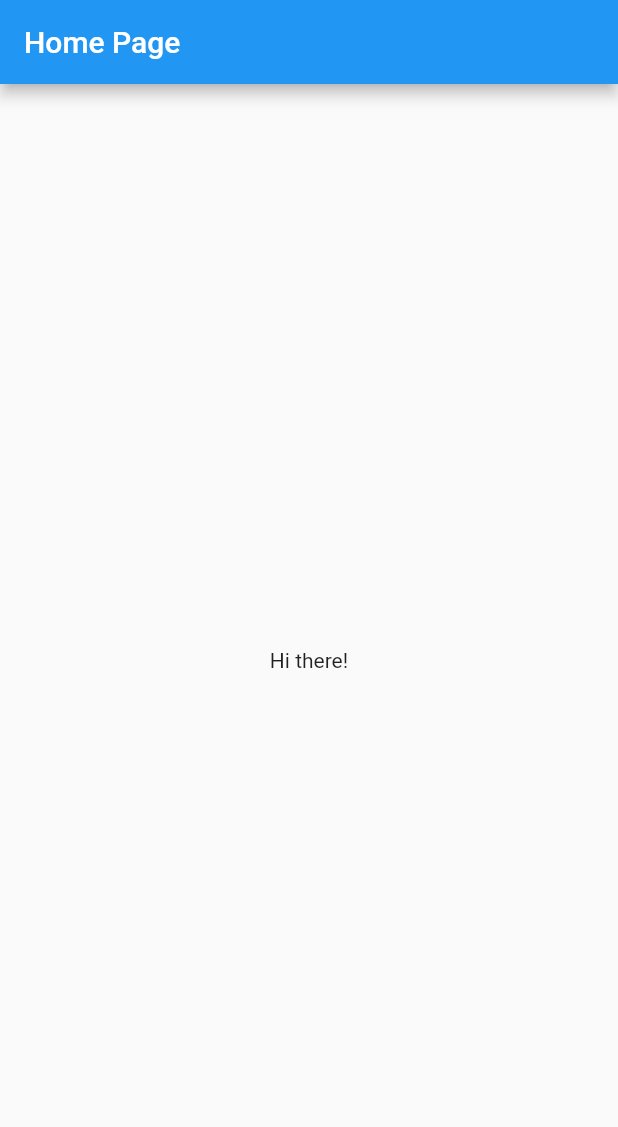
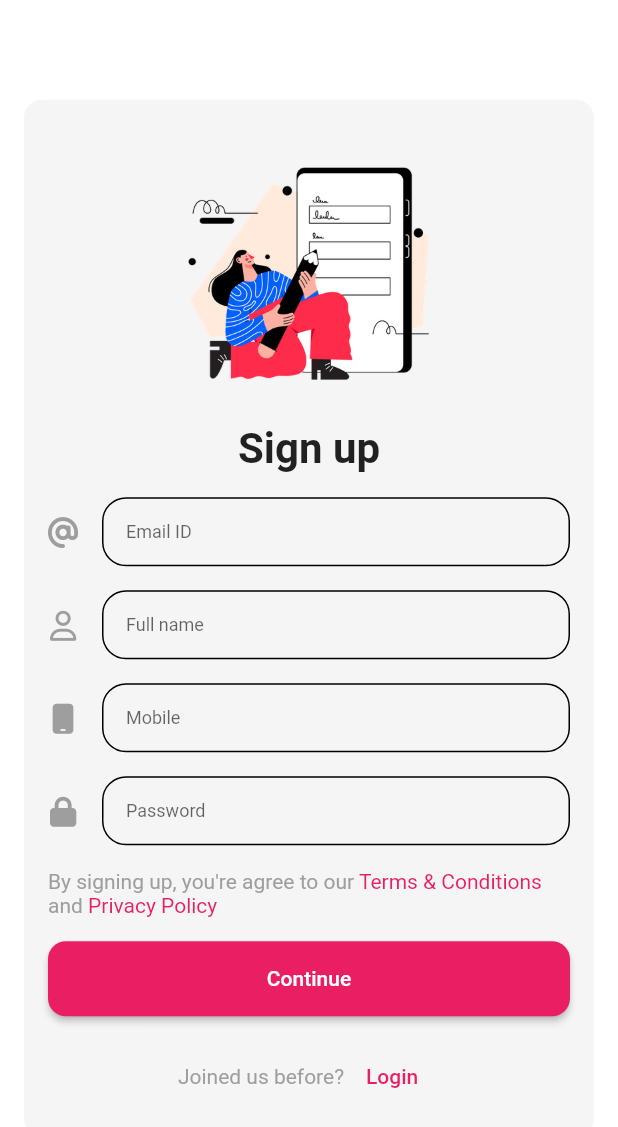
Before and after one commit to sayedi-sm/mcit_hw_app, a Flutter app: the screen it shows after launch, on a phone screen of 412 x 824 dp. Shown: the top 1127 px of the screen. Run offline on Flutter 3.47's test engine with Material 2 defaults, Android fonts, the light colour scheme and no system bars; our stand-ins replace font_awesome_flutter.

Commit message:
Sign up screen

```diff
--- /dev/null
+++ b/lib/login_page.dart
@@ -0,0 +1,238 @@
+import 'dart:async';
+
+import 'package:flutter/material.dart';
+import 'package:font_awesome_flutter/font_awesome_flutter.dart';
+
+class LoginPage extends StatefulWidget {
+  LoginPage({Key? key}) : super(key: key);
+
+  @override
+  State<LoginPage> createState() => _LoginPageState();
+}
+
+class _LoginPageState extends State<LoginPage> {
+  bool _isLoading = false;
+
+  @override
+  Widget build(BuildContext context) {
+    return Scaffold(
+      backgroundColor: Colors.white,
+      body: SafeArea(
+        child: Center(
+          child: SingleChildScrollView(
+            child: Container(
+              padding: const EdgeInsets.all(16.0),
+              margin: const EdgeInsets.all(16.0),
+              alignment: Alignment.center,
+              decoration: BoxDecoration(
+                color: Colors.grey.shade100,
+                borderRadius: BorderRadius.circular(12),
+              ),
+              child: Column(
+                children: [
+                  Image.asset(
+                    'assets/images/signin.png',
+                    width: 200,
+                    height: 200,
+                  ),
+                  const Text(
+                    'Sign up',
+                    style: TextStyle(fontSize: 28, fontWeight: FontWeight.bold),
+                  ),
+                  const SizedBox(height: 16),
+                  Row(
+                    children: [
+                      const Icon(
+                        FontAwesomeIcons.at,
+                        color: Colors.grey,
+                        size: 20,
+                      ),
+                      const SizedBox(width: 16),
+                      Expanded(
+                        child: TextField(
+                          style: const TextStyle(fontSize: 12),
+                          cursorColor: Colors.pink,
+                          keyboardType: TextInputType.emailAddress,
+                          decoration: InputDecoration(
+                            isDense: true,
+                            contentPadding: const EdgeInsets.symmetric(
+                                vertical: 16, horizontal: 16),
+                            hintText: 'Email ID',
+                            focusColor: Colors.pink,
+                            enabledBorder: OutlineInputBorder(
+                              borderRadius: BorderRadius.circular(16),
+                            ),
+                            focusedBorder: OutlineInputBorder(
+                                borderRadius: BorderRadius.circular(16),
+                                borderSide:
+                                    const BorderSide(color: Colors.pink)),
+                          ),
+                        ),
+                      )
+                    ],
+                  ),
+                  const SizedBox(height: 16),
+                  Row(
+                    children: [
+                      const Icon(
+                        FontAwesomeIcons.user,
+                        color: Colors.grey,
+                        size: 20,
+                      ),
+                      const SizedBox(width: 16),
+                      Expanded(
+                        child: TextField(
+                          style: const TextStyle(fontSize: 12),
+                          cursorColor: Colors.pink,
+                          decoration: InputDecoration(
+                            isDense: true,
+                            contentPadding: const EdgeInsets.symmetric(
+                                vertical: 16, horizontal: 16),
+                            hintText: 'Full name',
+                            focusColor: Colors.pink,
+                            enabledBorder: OutlineInputBorder(
+                              borderRadius: BorderRadius.circular(16),
+                            ),
+                            focusedBorder: OutlineInputBorder(
+                              borderRadius: BorderRadius.circular(16),
+                              borderSide: const BorderSide(color: Colors.pink),
+                            ),
+                          ),
+                        ),
+                      )
+                    ],
+                  ),
+                  const SizedBox(height: 16),
+                  Row(
+                    children: [
+                      const Icon(
+                        FontAwesomeIcons.mobile,
+                        color: Colors.grey,
+                        size: 20,
+                      ),
+                      const SizedBox(width: 16),
+                      Expanded(
+                        child: TextField(
+                          style: const TextStyle(fontSize: 12),
+                          cursorColor: Colors.pink,
+                          keyboardType: TextInputType.number,
+                          decoration: InputDecoration(
+                            isDense: true,
+                            contentPadding: const EdgeInsets.symmetric(
+                                vertical: 16, horizontal: 16),
+                            hintText: 'Mobile',
+                            focusColor: Colors.pink,
+                            enabledBorder: OutlineInputBorder(
+                              borderRadius: BorderRadius.circular(16),
+                            ),
+                            focusedBorder: OutlineInputBorder(
+                                borderRadius: BorderRadius.circular(16),
+                                borderSide:
+                                    const BorderSide(color: Colors.pink)),
+                          ),
+                        ),
+                      )
+                    ],
+                  ),
+                  const SizedBox(height: 16),
+                  Row(
+                    children: [
+                      const Icon(
+                        FontAwesomeIcons.lock,
+                        color: Colors.grey,
+                        size: 20,
+                      ),
+                      const SizedBox(width: 16),
+                      Expanded(
+                        child: TextField(
+                          style: const TextStyle(fontSize: 12),
+                          cursorColor: Colors.pink,
+                          keyboardType: TextInputType.visiblePassword,
+                          obscureText: true,
+                          decoration: InputDecoration(
+                            isDense: true,
+                            contentPadding: const EdgeInsets.symmetric(
+                                vertical: 16, horizontal: 16),
+                            hintText: 'Password',
+                            focusColor: Colors.pink,
+                            enabledBorder: OutlineInputBorder(
+                              borderRadius: BorderRadius.circular(16),
+                            ),
+                            focusedBorder: OutlineInputBorder(
+                              borderRadius: BorderRadius.circular(16),
+                              borderSide: const BorderSide(color: Colors.pink),
+                            ),
+                          ),
+                        ),
+                      )
+                    ],
+                  ),
+                  const SizedBox(height: 16),
+                  RichText(
+                    text: const TextSpan(
+                      text: "By signing up, you're agree to our ",
+                      style: TextStyle(color: Colors.grey),
+                      children: [
+                        TextSpan(
+                          text: 'Terms & Conditions ',
+                          style: TextStyle(color: Colors.pink),
+                        ),
+                        TextSpan(text: 'and '),
+                        TextSpan(
+                          text: 'Privacy Policy',
+                          style: TextStyle(color: Colors.pink),
+                        ),
+                      ],
+                    ),
+                  ),
+                  const SizedBox(height: 16),
+                  ElevatedButton(
+                    onPressed: () {
+                      setState(() {
+                        _isLoading = true;
+                      });
+                      Future.delayed(
+                        Duration(seconds: 3),
+                        () {
+                          setState(() {
+                            _isLoading = false;
+                          });
+                        },
+                      );
+                    },
+                    style: ElevatedButton.styleFrom(
+                      backgroundColor: Colors.pink,
+                      minimumSize: const Size(double.infinity, 50),
+                      shape: RoundedRectangleBorder(
+                        borderRadius: BorderRadius.circular(12),
+                      ),
+                    ),
+                    child: _isLoading
+                        ? CircularProgressIndicator(color: Colors.white,)
+                        : Text('Continue'),
+                  ),
+                  const SizedBox(height: 16),
+                  Row(
+                    mainAxisAlignment: MainAxisAlignment.center,
+                    children: [
+                      const Text(
+                        'Joined us before?',
+                        style: TextStyle(color: Colors.grey),
+                      ),
+                      TextButton(
+                        onPressed: () {},
+                        style:
+                            TextButton.styleFrom(foregroundColor: Colors.pink),
+                        child: const Text('Login'),
+                      ),
+                    ],
+                  )
+                ],
+              ),
+            ),
+          ),
+        ),
+      ),
+    );
+  }
+}
--- a/lib/main.dart
+++ b/lib/main.dart
@@ -1,4 +1,5 @@
 import 'package:flutter/material.dart';
+import 'package:mcit_hw_app/login_page.dart';
 
 import 'home_page.dart';
 
@@ -17,7 +18,7 @@ class MyApp extends StatelessWidget {
       theme: ThemeData(
         primarySwatch: Colors.blue,
       ),
-      home: const HomePage(),
+      home: LoginPage(),
     );
   }
 }
--- a/pubspec.yaml
+++ b/pubspec.yaml
@@ -35,6 +35,7 @@ dependencies:
   # The following adds the Cupertino Icons font to your application.
   # Use with the CupertinoIcons class for iOS style icons.
   cupertino_icons: ^1.0.2
+  font_awesome_flutter: ^10.4.0
 
 dev_dependencies:
   flutter_test:
@@ -59,8 +60,8 @@ flutter:
   uses-material-design: true
 
   # To add assets to your application, add an assets section, like this:
-  # assets:
-  #   - images/a_dot_burr.jpeg
+  assets:
+    - assets/images/
   #   - images/a_dot_ham.jpeg
 
   # An image asset can refer to one or more resolution-specific "variants", see
```
Also changed, not shown: assets/images/signin.png (added), pubspec.lock.
